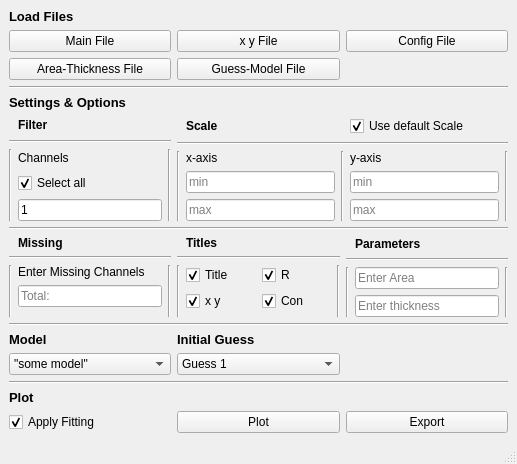
First picture: the form in antranik/view/main_view.ui, repository abdullahsumbal/data-analysis, before the edit.
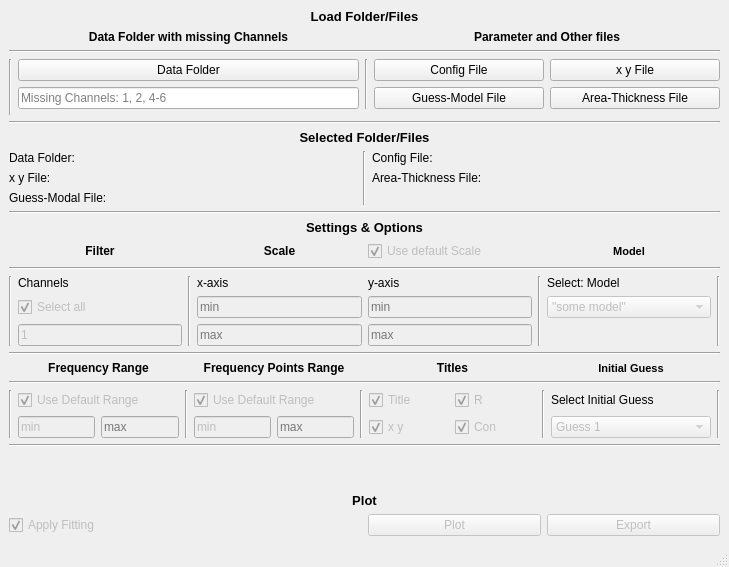
Second picture: the form after the edit.

Patch:
```diff
--- a/antranik/view/main_view.ui
+++ b/antranik/view/main_view.ui
@@ -7,7 +7,7 @@
     <x>0</x>
     <y>0</y>
     <width>517</width>
-    <height>452</height>
+    <height>520</height>
    </rect>
   </property>
   <property name="windowTitle">
@@ -21,56 +21,63 @@
     </sizepolicy>
    </property>
    <layout class="QGridLayout" name="gridLayout_2">
-    <item row="0" column="0">
-     <layout class="QGridLayout" name="gridLayout" columnstretch="1,1,1">
-      <item row="13" column="1">
-       <widget class="QPushButton" name="pushButton_4">
+    <item row="0" column="1">
+     <layout class="QGridLayout" name="gridLayout" columnstretch="1,1,1,1">
+      <item row="14" column="0">
+       <widget class="QCheckBox" name="checkBox_fitting">
+        <property name="enabled">
+         <bool>false</bool>
+        </property>
         <property name="text">
-         <string>Plot</string>
+         <string>Apply Fitting</string>
         </property>
+        <property name="checked">
+         <bool>true</bool>
+        </property>
        </widget>
       </item>
-      <item row="13" column="2">
-       <widget class="QPushButton" name="pushButton_5">
-        <property name="text">
-         <string>Export</string>
+      <item row="9" column="0" colspan="4">
+       <widget class="Line" name="line_9">
+        <property name="orientation">
+         <enum>Qt::Horizontal</enum>
         </property>
        </widget>
       </item>
-      <item row="5" column="0">
-       <layout class="QGridLayout" name="gridLayout_3">
-        <item row="2" column="1">
-         <widget class="QLabel" name="label_4">
-          <property name="text">
-           <string>Channels</string>
+      <item row="11" column="0" colspan="4">
+       <widget class="Line" name="line_10">
+        <property name="orientation">
+         <enum>Qt::Horizontal</enum>
+        </property>
+       </widget>
+      </item>
+      <item row="6" column="0" colspan="4">
+       <widget class="Line" name="line">
+        <property name="orientation">
+         <enum>Qt::Horizontal</enum>
+        </property>
+       </widget>
+      </item>
+      <item row="8" column="0" colspan="4">
+       <layout class="QGridLayout" name="gridLayout_3" columnstretch="0,1,0,1,1,0,1,0">
+        <item row="2" column="0" rowspan="3">
+         <widget class="Line" name="line_2">
+          <property name="orientation">
+           <enum>Qt::Vertical</enum>
           </property>
          </widget>
         </item>
-        <item row="3" column="1">
-         <widget class="QCheckBox" name="checkBox">
-          <property name="text">
-           <string>Select all</string>
-          </property>
-          <property name="checked">
-           <bool>true</bool>
-          </property>
-         </widget>
-        </item>
-        <item row="0" column="1">
-         <widget class="QLabel" name="label_3">
-          <property name="font">
-           <font>
-            <weight>75</weight>
-            <bold>true</bold>
-           </font>
-          </property>
-          <property name="text">
-           <string>Filter</string>
+        <item row="2" column="2" rowspan="3">
+         <widget class="Line" name="line_4">
+          <property name="orientation">
+           <enum>Qt::Vertical</enum>
           </property>
          </widget>
         </item>
         <item row="4" column="1">
-         <widget class="QLineEdit" name="lineEdit">
+         <widget class="QLineEdit" name="lineEdit_channel">
+          <property name="enabled">
+           <bool>false</bool>
+          </property>
           <property name="toolTip">
            <string>Enter a channel</string>
           </property>
@@ -82,64 +89,313 @@
           </property>
          </widget>
         </item>
-        <item row="2" column="2" rowspan="3">
-         <widget class="Line" name="line_4">
-          <property name="orientation">
-           <enum>Qt::Vertical</enum>
+        <item row="3" column="1">
+         <widget class="QCheckBox" name="checkBox_channel">
+          <property name="enabled">
+           <bool>false</bool>
           </property>
+          <property name="text">
+           <string>Select all</string>
+          </property>
+          <property name="checked">
+           <bool>true</bool>
+          </property>
          </widget>
         </item>
-        <item row="2" column="0" rowspan="3">
-         <widget class="Line" name="line_2">
+        <item row="2" column="1">
+         <widget class="QLabel" name="label_4">
+          <property name="text">
+           <string>Channels</string>
+          </property>
+         </widget>
+        </item>
+        <item row="0" column="1">
+         <widget class="QLabel" name="label_3">
+          <property name="font">
+           <font>
+            <weight>75</weight>
+            <bold>true</bold>
+           </font>
+          </property>
+          <property name="text">
+           <string>Filter</string>
+          </property>
+          <property name="alignment">
+           <set>Qt::AlignCenter</set>
+          </property>
+          <property name="margin">
+           <number>0</number>
+          </property>
+         </widget>
+        </item>
+        <item row="0" column="3">
+         <widget class="QLabel" name="label_5">
+          <property name="font">
+           <font>
+            <weight>75</weight>
+            <bold>true</bold>
+           </font>
+          </property>
+          <property name="text">
+           <string>Scale</string>
+          </property>
+          <property name="alignment">
+           <set>Qt::AlignCenter</set>
+          </property>
+         </widget>
+        </item>
+        <item row="3" column="3">
+         <widget class="QLineEdit" name="lineEdit_scale_x_min">
+          <property name="enabled">
+           <bool>false</bool>
+          </property>
+          <property name="placeholderText">
+           <string>min</string>
+          </property>
+         </widget>
+        </item>
+        <item row="2" column="3">
+         <widget class="QLabel" name="label_7">
+          <property name="text">
+           <string>x-axis</string>
+          </property>
+         </widget>
+        </item>
+        <item row="2" column="4">
+         <widget class="QLabel" name="label_6">
+          <property name="text">
+           <string>y-axis</string>
+          </property>
+         </widget>
+        </item>
+        <item row="2" column="6">
+         <widget class="QLabel" name="label_15">
+          <property name="text">
+           <string>Select: Model</string>
+          </property>
+         </widget>
+        </item>
+        <item row="3" column="6">
+         <widget class="QComboBox" name="comboBox_model">
+          <property name="enabled">
+           <bool>false</bool>
+          </property>
+          <item>
+           <property name="text">
+            <string>&quot;some model&quot;</string>
+           </property>
+          </item>
+          <item>
+           <property name="text">
+            <string>some model2</string>
+           </property>
+          </item>
+         </widget>
+        </item>
+        <item row="0" column="6">
+         <widget class="QLabel" name="label_14">
+          <property name="font">
+           <font>
+            <pointsize>8</pointsize>
+            <weight>75</weight>
+            <bold>true</bold>
+           </font>
+          </property>
+          <property name="text">
+           <string>Model</string>
+          </property>
+          <property name="alignment">
+           <set>Qt::AlignCenter</set>
+          </property>
+          <property name="margin">
+           <number>0</number>
+          </property>
+         </widget>
+        </item>
+        <item row="4" column="4">
+         <widget class="QLineEdit" name="lineEdit_scale_y_max">
+          <property name="enabled">
+           <bool>false</bool>
+          </property>
+          <property name="placeholderText">
+           <string>max</string>
+          </property>
+         </widget>
+        </item>
+        <item row="0" column="4">
+         <widget class="QCheckBox" name="checkBox_default_scale">
+          <property name="enabled">
+           <bool>false</bool>
+          </property>
+          <property name="text">
+           <string>Use default Scale</string>
+          </property>
+          <property name="checked">
+           <bool>true</bool>
+          </property>
+         </widget>
+        </item>
+        <item row="4" column="3">
+         <widget class="QLineEdit" name="lineEdit_scale_x_max">
+          <property name="enabled">
+           <bool>false</bool>
+          </property>
+          <property name="placeholderText">
+           <string>max</string>
+          </property>
+         </widget>
+        </item>
+        <item row="2" column="7" rowspan="3">
+         <widget class="Line" name="line_26">
           <property name="orientation">
            <enum>Qt::Vertical</enum>
           </property>
          </widget>
         </item>
-        <item row="1" column="0" colspan="3">
+        <item row="1" column="0" colspan="8">
          <widget class="Line" name="line_3">
           <property name="orientation">
            <enum>Qt::Horizontal</enum>
           </property>
          </widget>
         </item>
+        <item row="3" column="4">
+         <widget class="QLineEdit" name="lineEdit_scale_y_min">
+          <property name="enabled">
+           <bool>false</bool>
+          </property>
+          <property name="placeholderText">
+           <string>min</string>
+          </property>
+         </widget>
+        </item>
+        <item row="2" column="5" rowspan="3">
+         <widget class="Line" name="line_27">
+          <property name="orientation">
+           <enum>Qt::Vertical</enum>
+          </property>
+         </widget>
+        </item>
        </layout>
       </item>
-      <item row="13" column="0">
-       <widget class="QCheckBox" name="checkBox_5">
+      <item row="12" column="0">
+       <spacer name="verticalSpacer_3">
+        <property name="orientation">
+         <enum>Qt::Vertical</enum>
+        </property>
+        <property name="sizeHint" stdset="0">
+         <size>
+          <width>20</width>
+          <height>40</height>
+         </size>
+        </property>
+       </spacer>
+      </item>
+      <item row="0" column="0" colspan="4">
+       <widget class="QLabel" name="label">
+        <property name="font">
+         <font>
+          <pointsize>10</pointsize>
+          <weight>75</weight>
+          <bold>true</bold>
+         </font>
+        </property>
         <property name="text">
-         <string>Apply Fitting</string>
+         <string>Load Folder/Files</string>
         </property>
-        <property name="checked">
-         <bool>true</bool>
+        <property name="alignment">
+         <set>Qt::AlignCenter</set>
         </property>
        </widget>
       </item>
-      <item row="7" column="1">
-       <layout class="QGridLayout" name="gridLayout_7">
+      <item row="1" column="0" rowspan="2" colspan="4">
+       <layout class="QGridLayout" name="gridLayout_7" columnstretch="0,2,0,1,1">
+        <item row="2" column="1">
+         <widget class="QPushButton" name="button_data_folder">
+          <property name="text">
+           <string>Data Folder</string>
+          </property>
+         </widget>
+        </item>
         <item row="2" column="0" rowspan="3">
-         <widget class="Line" name="line_16">
-          <property name="orientation">
-           <enum>Qt::Vertical</enum>
-          </property>
-         </widget>
-        </item>
-        <item row="1" column="0" colspan="4">
          <widget class="Line" name="line_12">
           <property name="orientation">
+           <enum>Qt::Vertical</enum>
+          </property>
+         </widget>
+        </item>
+        <item row="3" column="1">
+         <widget class="QLineEdit" name="lineEdit_missing">
+          <property name="mouseTracking">
+           <bool>false</bool>
+          </property>
+          <property name="focusPolicy">
+           <enum>Qt::ClickFocus</enum>
+          </property>
+          <property name="placeholderText">
+           <string>Missing Channels: 1, 2, 4-6</string>
+          </property>
+         </widget>
+        </item>
+        <item row="2" column="2" rowspan="2">
+         <widget class="Line" name="line_13">
+          <property name="orientation">
+           <enum>Qt::Vertical</enum>
+          </property>
+         </widget>
+        </item>
+        <item row="3" column="3">
+         <widget class="QPushButton" name="button_guess_model">
+          <property name="enabled">
+           <bool>true</bool>
+          </property>
+          <property name="text">
+           <string>Guess-Model File</string>
+          </property>
+         </widget>
+        </item>
+        <item row="1" column="0" colspan="5">
+         <widget class="Line" name="line_16">
+          <property name="orientation">
            <enum>Qt::Horizontal</enum>
           </property>
          </widget>
         </item>
-        <item row="2" column="3" rowspan="3">
-         <widget class="Line" name="line_17">
-          <property name="orientation">
-           <enum>Qt::Vertical</enum>
+        <item row="0" column="3" colspan="2">
+         <widget class="QLabel" name="label_24">
+          <property name="font">
+           <font>
+            <weight>75</weight>
+            <bold>true</bold>
+           </font>
+          </property>
+          <property name="text">
+           <string>Parameter and Other files</string>
+          </property>
+          <property name="alignment">
+           <set>Qt::AlignCenter</set>
+          </property>
+         </widget>
+        </item>
+        <item row="2" column="4">
+         <widget class="QPushButton" name="button_x_y">
+          <property name="text">
+           <string>x y File</string>
+          </property>
+         </widget>
+        </item>
+        <item row="3" column="4">
+         <widget class="QPushButton" name="button_area_thickness">
+          <property name="enabled">
+           <bool>true</bool>
+          </property>
+          <property name="text">
+           <string>Area-Thickness File</string>
           </property>
          </widget>
         </item>
         <item row="0" column="1">
-         <widget class="QLabel" name="label_10">
+         <widget class="QLabel" name="label_23">
           <property name="font">
            <font>
             <weight>75</weight>
@@ -147,12 +403,52 @@
            </font>
           </property>
           <property name="text">
-           <string>Titles</string>
+           <string>Data Folder with missing Channels</string>
           </property>
+          <property name="alignment">
+           <set>Qt::AlignCenter</set>
+          </property>
          </widget>
         </item>
-        <item row="3" column="1">
+        <item row="2" column="3">
+         <widget class="QPushButton" name="button_config">
+          <property name="text">
+           <string>Config File</string>
+          </property>
+         </widget>
+        </item>
+       </layout>
+      </item>
+      <item row="14" column="2">
+       <widget class="QPushButton" name="button_plot">
+        <property name="enabled">
+         <bool>false</bool>
+        </property>
+        <property name="text">
+         <string>Plot</string>
+        </property>
+       </widget>
+      </item>
+      <item row="10" column="0" colspan="4">
+       <layout class="QGridLayout" name="gridLayout_6" columnstretch="0,2,0,2,0,1,1,0,2,0">
+        <item row="3" column="6">
+         <widget class="QCheckBox" name="checkBox_7">
+          <property name="enabled">
+           <bool>false</bool>
+          </property>
+          <property name="text">
+           <string>Con</string>
+          </property>
+          <property name="checked">
+           <bool>true</bool>
+          </property>
+         </widget>
+        </item>
+        <item row="3" column="5">
          <widget class="QCheckBox" name="checkBox_4">
+          <property name="enabled">
+           <bool>false</bool>
+          </property>
           <property name="text">
            <string>x y</string>
           </property>
@@ -161,18 +457,11 @@
           </property>
          </widget>
         </item>
-        <item row="2" column="1">
-         <widget class="QCheckBox" name="checkBox_3">
-          <property name="text">
-           <string>Title</string>
-          </property>
-          <property name="checked">
-           <bool>true</bool>
-          </property>
-         </widget>
-        </item>
-        <item row="2" column="2">
+        <item row="2" column="6">
          <widget class="QCheckBox" name="checkBox_6">
+          <property name="enabled">
+           <bool>false</bool>
+          </property>
           <property name="text">
            <string>R</string>
           </property>
@@ -181,125 +470,157 @@
           </property>
          </widget>
         </item>
-        <item row="3" column="2">
-         <widget class="QCheckBox" name="checkBox_7">
+        <item row="2" column="5">
+         <widget class="QCheckBox" name="checkBox_3">
+          <property name="enabled">
+           <bool>false</bool>
+          </property>
           <property name="text">
-           <string>Con</string>
+           <string>Title</string>
           </property>
           <property name="checked">
            <bool>true</bool>
           </property>
          </widget>
         </item>
-       </layout>
-      </item>
-      <item row="8" column="0" colspan="3">
-       <widget class="Line" name="line_10">
-        <property name="orientation">
-         <enum>Qt::Horizontal</enum>
-        </property>
-       </widget>
-      </item>
-      <item row="1" column="0">
-       <widget class="QPushButton" name="pushButton">
-        <property name="text">
-         <string>Main File</string>
-        </property>
-       </widget>
-      </item>
-      <item row="4" column="0">
-       <widget class="QLabel" name="label_2">
-        <property name="font">
-         <font>
-          <pointsize>10</pointsize>
-          <weight>75</weight>
-          <bold>true</bold>
-         </font>
-        </property>
-        <property name="text">
-         <string>Settings &amp; Options</string>
-        </property>
-       </widget>
-      </item>
-      <item row="0" column="0">
-       <widget class="QLabel" name="label">
-        <property name="font">
-         <font>
-          <pointsize>10</pointsize>
-          <weight>75</weight>
-          <bold>true</bold>
-         </font>
-        </property>
-        <property name="text">
-         <string>Load Files</string>
-        </property>
-       </widget>
-      </item>
-      <item row="3" column="0" colspan="3">
-       <widget class="Line" name="line">
-        <property name="orientation">
-         <enum>Qt::Horizontal</enum>
-        </property>
-       </widget>
-      </item>
-      <item row="1" column="1">
-       <widget class="QPushButton" name="pushButton_2">
-        <property name="text">
-         <string>x y File</string>
-        </property>
-       </widget>
-      </item>
-      <item row="2" column="1">
-       <widget class="QPushButton" name="pushButton_7">
-        <property name="text">
-         <string>Guess-Model File</string>
-        </property>
-       </widget>
-      </item>
-      <item row="6" column="0" colspan="3">
-       <widget class="Line" name="line_9">
-        <property name="orientation">
-         <enum>Qt::Horizontal</enum>
-        </property>
-       </widget>
-      </item>
-      <item row="1" column="2">
-       <widget class="QPushButton" name="pushButton_3">
-        <property name="text">
-         <string>Config File</string>
-        </property>
-       </widget>
-      </item>
-      <item row="12" column="0">
-       <widget class="QLabel" name="label_12">
-        <property name="font">
-         <font>
-          <pointsize>10</pointsize>
-          <weight>75</weight>
-          <bold>true</bold>
-         </font>
-        </property>
-        <property name="text">
-         <string>Plot</string>
-        </property>
-       </widget>
-      </item>
-      <item row="11" column="0" colspan="3">
-       <widget class="Line" name="line_20">
-        <property name="orientation">
-         <enum>Qt::Horizontal</enum>
-        </property>
-       </widget>
-      </item>
-      <item row="7" column="0">
-       <layout class="QGridLayout" name="gridLayout_6">
-        <item row="1" column="0" colspan="3">
+        <item row="2" column="8">
+         <widget class="QLabel" name="label_16">
+          <property name="text">
+           <string>Select Initial Guess</string>
+          </property>
+         </widget>
+        </item>
+        <item row="3" column="8">
+         <widget class="QComboBox" name="comboBox_guess">
+          <property name="enabled">
+           <bool>false</bool>
+          </property>
+          <item>
+           <property name="text">
+            <string>Guess 1</string>
+           </property>
+          </item>
+          <item>
+           <property name="text">
+            <string>Guess 2</string>
+           </property>
+          </item>
+         </widget>
+        </item>
+        <item row="2" column="1">
+         <widget class="QCheckBox" name="checkBox_freq_range">
+          <property name="enabled">
+           <bool>false</bool>
+          </property>
+          <property name="text">
+           <string>Use Default Range</string>
+          </property>
+          <property name="checked">
+           <bool>true</bool>
+          </property>
+         </widget>
+        </item>
+        <item row="2" column="0" rowspan="2">
+         <widget class="Line" name="line_14">
+          <property name="orientation">
+           <enum>Qt::Vertical</enum>
+          </property>
+         </widget>
+        </item>
+        <item row="2" column="2" rowspan="2">
+         <widget class="Line" name="line_15">
+          <property name="orientation">
+           <enum>Qt::Vertical</enum>
+          </property>
+         </widget>
+        </item>
+        <item row="2" column="3">
+         <widget class="QCheckBox" name="checkBox_freq_point_range">
+          <property name="enabled">
+           <bool>false</bool>
+          </property>
+          <property name="text">
+           <string>Use Default Range</string>
+          </property>
+          <property name="checked">
+           <bool>true</bool>
+          </property>
+         </widget>
+        </item>
+        <item row="3" column="1">
+         <layout class="QGridLayout" name="gridLayout_10">
+          <item row="0" column="0">
+           <widget class="QLineEdit" name="lineEdit_freq_min">
+            <property name="enabled">
+             <bool>false</bool>
+            </property>
+            <property name="text">
+             <string>min</string>
+            </property>
+            <property name="placeholderText">
+             <string>min</string>
+            </property>
+           </widget>
+          </item>
+          <item row="0" column="1">
+           <widget class="QLineEdit" name="lineEdit_freq_max">
+            <property name="enabled">
+             <bool>false</bool>
+            </property>
+            <property name="placeholderText">
+             <string>max</string>
+            </property>
+           </widget>
+          </item>
+         </layout>
+        </item>
+        <item row="1" column="0" colspan="10">
          <widget class="Line" name="line_11">
           <property name="orientation">
            <enum>Qt::Horizontal</enum>
           </property>
          </widget>
         </item>
+        <item row="0" column="5" colspan="2">
+         <widget class="QLabel" name="label_10">
+          <property name="font">
+           <font>
+            <weight>75</weight>
+            <bold>true</bold>
+           </font>
+          </property>
+          <property name="text">
+           <string>Titles</string>
+          </property>
+          <property name="alignment">
+           <set>Qt::AlignCenter</set>
+          </property>
+         </widget>
+        </item>
+        <item row="2" column="9" rowspan="2">
+         <widget class="Line" name="line_6">
+          <property name="orientation">
+           <enum>Qt::Vertical</enum>
+          </property>
+         </widget>
+        </item>
+        <item row="0" column="8">
+         <widget class="QLabel" name="label_13">
+          <property name="font">
+           <font>
+            <pointsize>8</pointsize>
+            <weight>75</weight>
+            <bold>true</bold>
+           </font>
+          </property>
+          <property name="text">
+           <string>Initial Guess</string>
+          </property>
+          <property name="alignment">
+           <set>Qt::AlignCenter</set>
+          </property>
+         </widget>
+        </item>
         <item row="0" column="1">
          <widget class="QLabel" name="label_9">
           <property name="font">
@@ -309,50 +630,14 @@
            </font>
           </property>
           <property name="text">
-           <string>Missing</string>
+           <string>Frequency Range</string>
           </property>
-         </widget>
-        </item>
-        <item row="2" column="1">
-         <widget class="QLabel" name="label_8">
-          <property name="text">
-           <string>Enter Missing Channels</string>
+          <property name="alignment">
+           <set>Qt::AlignCenter</set>
           </property>
          </widget>
         </item>
-        <item row="3" column="1">
-         <widget class="QLineEdit" name="lineEdit_6">
-          <property name="placeholderText">
-           <string>Total: </string>
-          </property>
-         </widget>
-        </item>
-        <item row="2" column="2" rowspan="3">
-         <widget class="Line" name="line_15">
-          <property name="orientation">
-           <enum>Qt::Vertical</enum>
-          </property>
-         </widget>
-        </item>
-        <item row="2" column="0" rowspan="3">
-         <widget class="Line" name="line_14">
-          <property name="orientation">
-           <enum>Qt::Vertical</enum>
-          </property>
-         </widget>
-        </item>
-       </layout>
-      </item>
-      <item row="7" column="2">
-       <layout class="QGridLayout" name="gridLayout_8">
-        <item row="2" column="0" rowspan="2">
-         <widget class="Line" name="line_18">
-          <property name="orientation">
-           <enum>Qt::Vertical</enum>
-          </property>
-         </widget>
-        </item>
-        <item row="0" column="1">
+        <item row="0" column="3">
          <widget class="QLabel" name="label_11">
           <property name="font">
            <font>
@@ -361,132 +646,134 @@
            </font>
           </property>
           <property name="text">
-           <string>Parameters</string>
+           <string>Frequency Points Range</string>
           </property>
-         </widget>
-        </item>
-        <item row="2" column="1">
-         <widget class="QLineEdit" name="lineEdit_7">
-          <property name="placeholderText">
-           <string>Enter Area</string>
+          <property name="alignment">
+           <set>Qt::AlignCenter</set>
           </property>
-         </widget>
-        </item>
-        <item row="1" column="0" colspan="3">
-         <widget class="Line" name="line_13">
-          <property name="orientation">
-           <enum>Qt::Horizontal</enum>
+          <property name="margin">
+           <number>0</number>
           </property>
          </widget>
         </item>
-        <item row="3" column="1">
-         <widget class="QLineEdit" name="lineEdit_8">
-          <property name="text">
-           <string/>
-          </property>
-          <property name="placeholderText">
-           <string>Enter thickness</string>
-          </property>
-         </widget>
+        <item row="3" column="3">
+         <layout class="QGridLayout" name="gridLayout_11">
+          <item row="0" column="0">
+           <widget class="QLineEdit" name="lineEdit_freq_point_min">
+            <property name="enabled">
+             <bool>false</bool>
+            </property>
+            <property name="text">
+             <string>min</string>
+            </property>
+            <property name="placeholderText">
+             <string>min</string>
+            </property>
+           </widget>
+          </item>
+          <item row="0" column="1">
+           <widget class="QLineEdit" name="lineEdit_freq_point_max">
+            <property name="enabled">
+             <bool>false</bool>
+            </property>
+            <property name="placeholderText">
+             <string>max</string>
+            </property>
+           </widget>
+          </item>
+         </layout>
         </item>
-        <item row="2" column="2" rowspan="2">
-         <widget class="Line" name="line_19">
+        <item row="2" column="7" rowspan="2">
+         <widget class="Line" name="line_18">
           <property name="orientation">
            <enum>Qt::Vertical</enum>
           </property>
          </widget>
         </item>
-       </layout>
-      </item>
-      <item row="5" column="1" colspan="2">
-       <layout class="QGridLayout" name="gridLayout_4">
-        <item row="2" column="4" rowspan="3">
-         <widget class="Line" name="line_7">
-          <property name="orientation">
-           <enum>Qt::Vertical</enum>
-          </property>
-         </widget>
-        </item>
-        <item row="1" column="0" colspan="5">
+        <item row="2" column="4" rowspan="2">
          <widget class="Line" name="line_5">
           <property name="orientation">
-           <enum>Qt::Horizontal</enum>
-          </property>
-         </widget>
-        </item>
-        <item row="2" column="1">
-         <widget class="QLabel" name="label_7">
-          <property name="text">
-           <string>x-axis</string>
-          </property>
-         </widget>
-        </item>
-        <item row="0" column="1">
-         <widget class="QLabel" name="label_5">
-          <property name="font">
-           <font>
-            <weight>75</weight>
-            <bold>true</bold>
-           </font>
-          </property>
-          <property name="text">
-           <string>Scale</string>
-          </property>
-         </widget>
-        </item>
-        <item row="0" column="3">
-         <widget class="QCheckBox" name="checkBox_2">
-          <property name="text">
-           <string>Use default Scale</string>
-          </property>
-          <property name="checked">
-           <bool>true</bool>
-          </property>
-         </widget>
-        </item>
-        <item row="4" column="3">
-         <widget class="QLineEdit" name="lineEdit_5">
-          <property name="placeholderText">
-           <string>max</string>
-          </property>
-         </widget>
-        </item>
-        <item row="3" column="3">
-         <widget class="QLineEdit" name="lineEdit_4">
-          <property name="placeholderText">
-           <string>min</string>
-          </property>
-         </widget>
-        </item>
-        <item row="3" column="1">
-         <widget class="QLineEdit" name="lineEdit_2">
-          <property name="placeholderText">
-           <string>min</string>
-          </property>
-         </widget>
-        </item>
-        <item row="2" column="0" rowspan="3">
-         <widget class="Line" name="line_6">
-          <property name="orientation">
            <enum>Qt::Vertical</enum>
           </property>
          </widget>
         </item>
-        <item row="4" column="1">
-         <widget class="QLineEdit" name="lineEdit_3">
-          <property name="placeholderText">
-           <string>max</string>
+       </layout>
+      </item>
+      <item row="14" column="3">
+       <widget class="QPushButton" name="button_export">
+        <property name="enabled">
+         <bool>false</bool>
+        </property>
+        <property name="text">
+         <string>Export</string>
+        </property>
+       </widget>
+      </item>
+      <item row="3" column="0" colspan="4">
+       <widget class="Line" name="line_7">
+        <property name="orientation">
+         <enum>Qt::Horizontal</enum>
+        </property>
+       </widget>
+      </item>
+      <item row="7" column="0" colspan="4">
+       <widget class="QLabel" name="label_2">
+        <property name="font">
+         <font>
+          <pointsize>10</pointsize>
+          <weight>75</weight>
+          <bold>true</bold>
+         </font>
+        </property>
+        <property name="text">
+         <string>Settings &amp; Options</string>
+        </property>
+        <property name="alignment">
+         <set>Qt::AlignCenter</set>
+        </property>
+       </widget>
+      </item>
+      <item row="5" column="0" colspan="4">
+       <layout class="QGridLayout" name="gridLayout_9">
+        <item row="0" column="2">
+         <widget class="QLabel" name="label_config">
+          <property name="text">
+           <string>Config File:</string>
           </property>
          </widget>
         </item>
-        <item row="2" column="3">
-         <widget class="QLabel" name="label_6">
+        <item row="0" column="0">
+         <widget class="QLabel" name="label_data_folder">
+          <property name="enabled">
+           <bool>true</bool>
+          </property>
           <property name="text">
-           <string>y-axis</string>
+           <string>Data Folder:</string>
           </property>
          </widget>
         </item>
-        <item row="2" column="2" rowspan="3">
+        <item row="1" column="2">
+         <widget class="QLabel" name="label_area_thickness">
+          <property name="text">
+           <string>Area-Thickness File:</string>
+          </property>
+         </widget>
+        </item>
+        <item row="2" column="0">
+         <widget class="QLabel" name="label_guess_model">
+          <property name="text">
+           <string>Guess-Modal File:</string>
+          </property>
+         </widget>
+        </item>
+        <item row="1" column="0">
+         <widget class="QLabel" name="label_x_y">
+          <property name="text">
+           <string>x y File:</string>
+          </property>
+         </widget>
+        </item>
+        <item row="0" column="1" rowspan="3">
          <widget class="Line" name="line_8">
           <property name="orientation">
            <enum>Qt::Vertical</enum>
@@ -495,43 +782,8 @@
         </item>
        </layout>
       </item>
-      <item row="2" column="0">
-       <widget class="QPushButton" name="pushButton_6">
-        <property name="text">
-         <string>Area-Thickness File</string>
-        </property>
-       </widget>
-      </item>
-      <item row="10" column="0">
-       <widget class="QComboBox" name="comboBox">
-        <item>
-         <property name="text">
-          <string>&quot;some model&quot;</string>
-         </property>
-        </item>
-        <item>
-         <property name="text">
-          <string>some model2</string>
-         </property>
-        </item>
-       </widget>
-      </item>
-      <item row="10" column="1">
-       <widget class="QComboBox" name="comboBox_2">
-        <item>
-         <property name="text">
-          <string>Guess 1</string>
-         </property>
-        </item>
-        <item>
-         <property name="text">
-          <string>Guess 2</string>
-         </property>
-        </item>
-       </widget>
-      </item>
-      <item row="9" column="1">
-       <widget class="QLabel" name="label_13">
+      <item row="4" column="0" colspan="4">
+       <widget class="QLabel" name="label_22">
         <property name="font">
          <font>
           <pointsize>10</pointsize>
@@ -540,12 +792,15 @@
          </font>
         </property>
         <property name="text">
-         <string>Initial Guess</string>
+         <string>Selected Folder/Files</string>
         </property>
+        <property name="alignment">
+         <set>Qt::AlignCenter</set>
+        </property>
        </widget>
       </item>
-      <item row="9" column="0">
-       <widget class="QLabel" name="label_14">
+      <item row="13" column="0" colspan="4">
+       <widget class="QLabel" name="label_12">
         <property name="font">
          <font>
           <pointsize>10</pointsize>
@@ -554,7 +809,10 @@
          </font>
         </property>
         <property name="text">
-         <string>Model</string>
+         <string>Plot</string>
+        </property>
+        <property name="alignment">
+         <set>Qt::AlignCenter</set>
         </property>
        </widget>
       </item>
```
